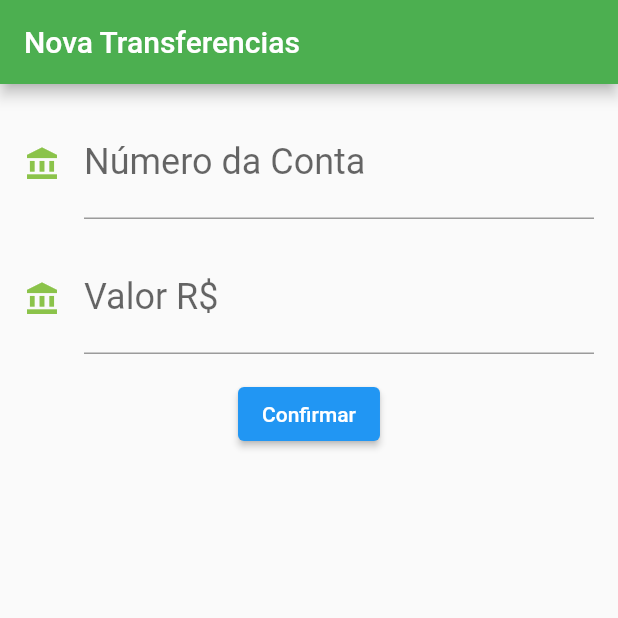
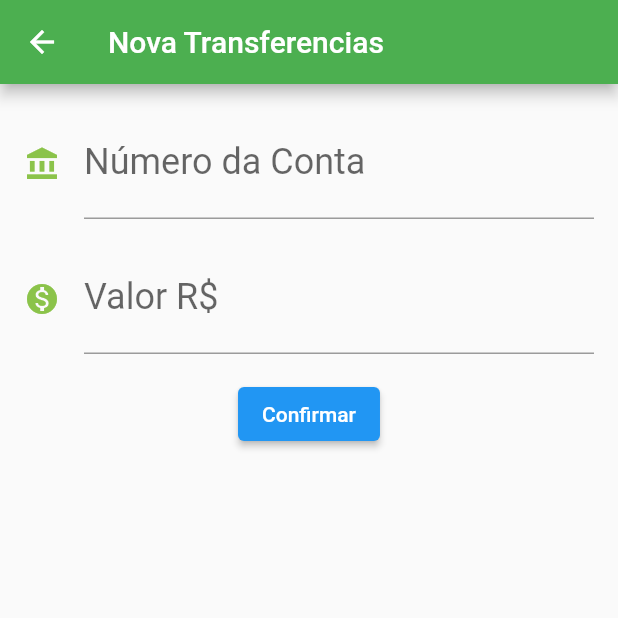
Before and after one commit to Jacksonsilvalopes/bank_flutter, a Flutter app: the FormularioTrasferencia screen opened directly, after a tap on "Confirmar", on a phone screen of 412 x 824 dp, the top half of it. Run offline on Flutter 3.47's test engine with Material 2 defaults, Android fonts, the phone set to English and light mode, and no system bars; missing offline and left inert: animated_snack_bar.

Commit message:
Implementando a navegação entre paginas

```diff
--- a/lib/main.dart
+++ b/lib/main.dart
@@ -12,7 +12,7 @@ class ByteBankApp extends StatelessWidget {
   Widget build(BuildContext context) {
     return MaterialApp(
       debugShowCheckedModeBanner: false,
-      home: FormularioTrasferencia(),
+      home: ListaTransferencia(),
     );
   }
 }
@@ -35,7 +35,13 @@ class ListaTransferencia extends StatelessWidget {
         ],
       ),
       floatingActionButton: FloatingActionButton(
-        onPressed: () {},
+        onPressed: () {
+         final Future future = Navigator.push(context,MaterialPageRoute(builder: (context){
+            return FormularioTrasferencia();
+          }));
+
+         future.then((transferenciaRecebida) => debugPrint('$transferenciaRecebida'));
+        },
         backgroundColor: Colors.green,
         child: const Icon(Icons.add),
       ),
@@ -100,10 +106,10 @@ class FormularioTrasferencia extends StatelessWidget {
               icone: Icons.account_balance,
             ),
             ImputForms(
-              imputado: _contaController,
+              imputado: _valorController,
               rotulo: 'Valor R\$',
               modelo: "1000.0",
-              icone: Icons.account_balance,
+              icone: Icons.monetization_on,
             ),
 
             Padding(
@@ -115,14 +121,16 @@ class FormularioTrasferencia extends StatelessWidget {
                     final trans = Transferencia(
                         double.parse(_valorController.text),
                         _contaController.text);
-                    debugPrint('$trans');
+
+                    //enviando dados recebidos
+                    Navigator.pop(context, trans);
 
                     AnimatedSnackBar.material(
                       'Transferencia Realizada',
                       type: AnimatedSnackBarType.success,
                       mobileSnackBarPosition: MobileSnackBarPosition.bottom,
                       desktopSnackBarPosition: DesktopSnackBarPosition.topRight,
-                      duration: const Duration(milliseconds: 50),
+                      duration: const Duration(milliseconds: 100),
                     ).show(context);
                   } catch (e) { }
                 },
```
